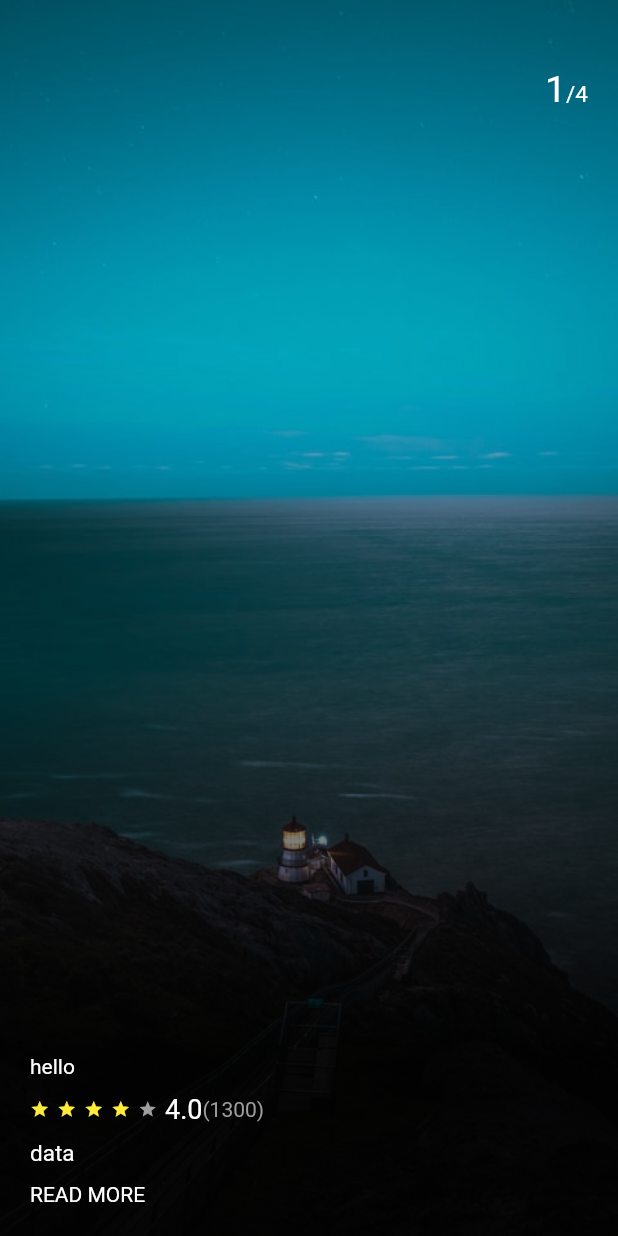
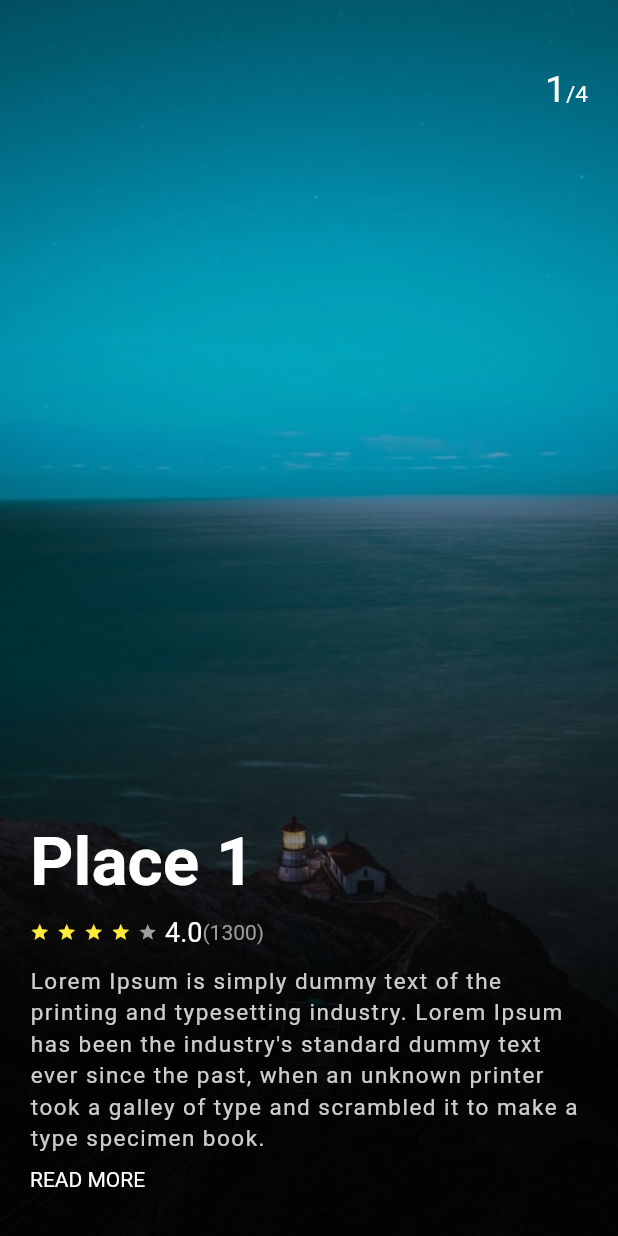
Before and after one commit to FlutterUI-archive/Trip, a Flutter app: the screen it shows after launch, on a phone screen of 412 x 824 dp. Run offline on Flutter 3.47's test engine with Material 2 defaults, Android fonts, the phone set to English and light mode, and no system bars.

Commit message:
Designed the bottom section

```diff
--- a/lib/main.dart
+++ b/lib/main.dart
@@ -34,7 +34,10 @@ class _HomePageState extends State<HomePage> {
     return Scaffold(
         body: PageView(
       children: [
-        makePage(page: 1, image: "assets/images/one.jpg", title: "Place 1", description: ),
+        makePage(page: 1, image: "assets/images/one.jpg", title: "Place 1", description: "Lorem Ipsum is simply dummy text of the printing and typesetting industry. Lorem Ipsum has been the industry's standard dummy text ever since the past, when an unknown printer took a galley of type and scrambled it to make a type specimen book. "),
+        makePage(page: 2, image: "assets/images/two.jpg", title: "Place 2", description: "Lorem Ipsum is simply dummy text of the printing and typesetting industry. Lorem Ipsum has been the industry's standard dummy text ever since the past, when an unknown printer took a galley of type and scrambled it to make a type specimen book. "),
+        makePage(page: 3, image: "assets/images/three.jpg", title: "Place 3", description: "Lorem Ipsum is simply dummy text of the printing and typesetting industry. Lorem Ipsum has been the industry's standard dummy text ever since the past, when an unknown printer took a galley of type and scrambled it to make a type specimen book. "),
+        makePage(page: 4, image: "assets/images/four.jpg", title: "Place 4", description: "Lorem Ipsum is simply dummy text of the printing and typesetting industry. Lorem Ipsum has been the industry's standard dummy text ever since the past, when an unknown printer took a galley of type and scrambled it to make a type specimen book. "),
       ],
     ));
   }
@@ -75,8 +78,8 @@ class _HomePageState extends State<HomePage> {
                 crossAxisAlignment: CrossAxisAlignment.start,
                 children: [
                   Text(
-                    "hello",
-                    style: TextStyle(color: Colors.white),
+                    title,
+                    style: TextStyle(color: Colors.white, fontSize: 45, fontWeight: FontWeight.bold ),
                   ),
                   SizedBox(height: 10),
                   Row(
@@ -129,10 +132,12 @@ class _HomePageState extends State<HomePage> {
                     ],
                   ),
                   SizedBox(height: 10),
-                  Text("data",
-                      style: TextStyle(color: Colors.white, fontSize: 15)),
+                  Text(description,
+                      style: TextStyle(color: Colors.white.withOpacity(.8), fontSize: 15, letterSpacing: 1,height: 1.4)),
                   SizedBox(height: 10),
                   Text("READ MORE", style: TextStyle(color: Colors.white))
+                  ,
+                  SizedBox(height:10)
                 ],
               ))
             ],
```
